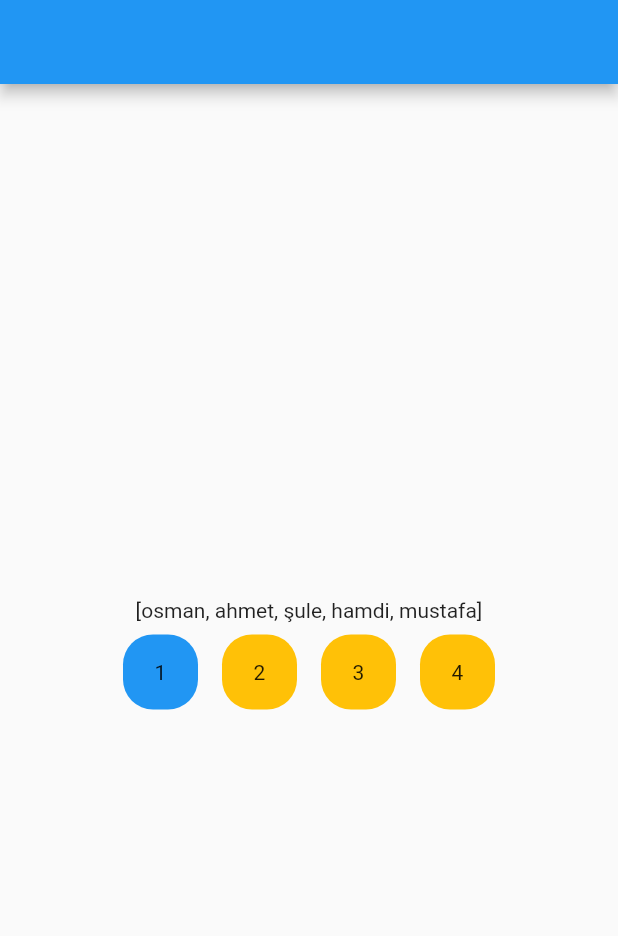
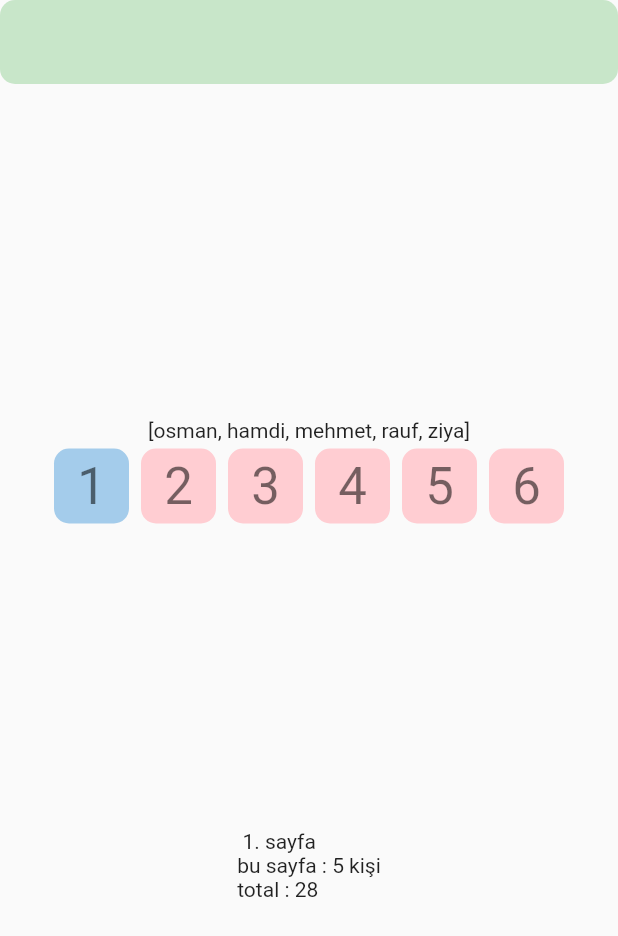
Before and after one commit to Demirzekk/flutter_list_methods, a Flutter app: the screen it shows after launch, on a phone screen of 412 x 824 dp. Shown: the top 936 px of the screen. Run offline on Flutter 3.47's test engine with Material 2 defaults, Android fonts, the phone set to English and light mode, and no system bars.

Commit message:
liste metodları geliştirildi

```diff
--- a/lib/main.dart
+++ b/lib/main.dart
@@ -1,5 +1,6 @@
 import 'package:flutter/material.dart';
 import 'package:flutter_list_methods/list_methods2.dart';
+import 'package:flutter_list_methods/shop_user/user_name_list.dart';
 import 'package:flutter_list_methods/sublist_example.dart/sublist_page.dart';
 
 void main() {
@@ -12,11 +13,12 @@ class MyApp extends StatelessWidget {
   @override
   Widget build(BuildContext context) {
     return MaterialApp(
+        debugShowCheckedModeBanner: false,
         title: 'Flutter Demo',
         theme: ThemeData(
           primarySwatch: Colors.blue,
         ),
-        home: const LazyPaging());
+        home: const UserListPage());
   }
 }
 
--- /dev/null
+++ b/lib/shop_user/user_items.dart
@@ -0,0 +1,45 @@
+class UserNameList {
+  List<String> allocate({int begin = 0, int finish = 5}) {
+    List<String> userAllocate = [];
+    if (begin == 0 && finish == 0) {
+      begin = 0;
+      finish = 5;
+    }
+    if (finish > userLists.length) {
+      finish = userLists.length;
+    }
+    userAllocate = userLists.sublist(begin, finish);
+    return userAllocate;
+  }
+
+  List<String> userLists = [
+    "osman",
+    "hamdi",
+    "mehmet",
+    "rauf",
+    "ziya",
+    "selahattin",
+    "sema",
+    "sena",
+    "halide",
+    "mert",
+    "suna",
+    "şamil",
+    "sinan",
+    "ayşe",
+    "ayşegül",
+    "berna",
+    "tuğçe",
+    "nazif",
+    "rümeysa",
+    "sümeyra",
+    "rüveyda",
+    "sinan",
+    "ayşe",
+    "ayşegül",
+    "berna",
+    "tuğçe",
+    "nazif",
+    "rümeysa",
+  ];
+}
--- /dev/null
+++ b/lib/shop_user/user_name_list.dart
@@ -0,0 +1,118 @@
+import 'package:flutter/material.dart';
+import 'package:flutter_list_methods/shop_user/user_items.dart';
+
+class UserListPage extends StatefulWidget {
+  const UserListPage({super.key});
+
+  @override
+  State<UserListPage> createState() => _UserListPageState();
+}
+
+class _UserListPageState extends State<UserListPage> {
+  UserNameList names = UserNameList();
+  final int countText = 2;
+  List<String> nameSplit = [];
+  int selectedIndex = 0;
+  int beginListLenght = 0;
+
+  @override
+  void initState() {
+    initFunction();
+    calculateListLenght(list: names.userLists);
+    super.initState();
+  }
+
+  initFunction() {
+    nameSplit = names.allocate(begin: 0);
+    setState(() {});
+
+    return nameSplit;
+  }
+
+  int calculateListLenght({List list = const []}) {
+    beginListLenght = (list.length / 5).ceilToDouble().toInt();
+    setState(() {});
+    return beginListLenght;
+  }
+
+  @override
+  Widget build(BuildContext context) {
+    return Scaffold(
+      appBar: AppBar(
+        backgroundColor: Colors.green.shade100,
+        shape: RoundedRectangleBorder(borderRadius: BorderRadius.circular(10)),
+        elevation: 0,
+      ),
+      body: Center(
+        child: Column(
+          mainAxisAlignment: MainAxisAlignment.center,
+          children: [
+            Text(nameSplit.toString()),
+            Wrap(
+              children: [
+                ...List.generate(beginListLenght, (index) {
+                  int growingIndex = index + 1;
+                  return UserCustomContainer(
+                    ontap: () {
+                      selectedIndex = index;
+                      if (selectedIndex == 0) {
+                        initFunction();
+                      } else {
+                        nameSplit = names.allocate(
+                            begin: nameSplit.length * index,
+                            finish: (nameSplit.length) * growingIndex);
+                      }
+                      setState(() {});
+                    },
+                    title: (index + 1).toString(),
+                    color: selectedIndex == index
+                        ? const Color.fromARGB(195, 138, 190, 230)
+                        : Colors.red.shade100,
+                  );
+                })
+              ],
+            ),
+            const SizedBox(
+              height: 200,
+            ),
+            Text(
+                "  ${selectedIndex + 1}. sayfa  \n bu sayfa : ${nameSplit.length} kişi \n total : ${names.userLists.length} ")
+          ],
+        ),
+      ),
+    );
+  }
+}
+
+class UserCustomContainer extends StatelessWidget {
+  const UserCustomContainer(
+      {super.key,
+      required this.color,
+      required this.title,
+      required this.ontap});
+  final String title;
+  final Color? color;
+  final void Function()? ontap;
+
+  @override
+  Widget build(BuildContext context) {
+    return Padding(
+      padding: const EdgeInsets.all(4),
+      child: InkWell(
+        onTap: ontap,
+        child: Container(
+          width: 50,
+          height: 50,
+          decoration: BoxDecoration(
+              color: color, borderRadius: BorderRadius.circular(10)),
+          child: Center(
+            child: Text(
+              title,
+              style: Theme.of(context).textTheme.headlineMedium,
+            ),
+          ),
+        ),
+      ),
+    );
+  }
+}
```
